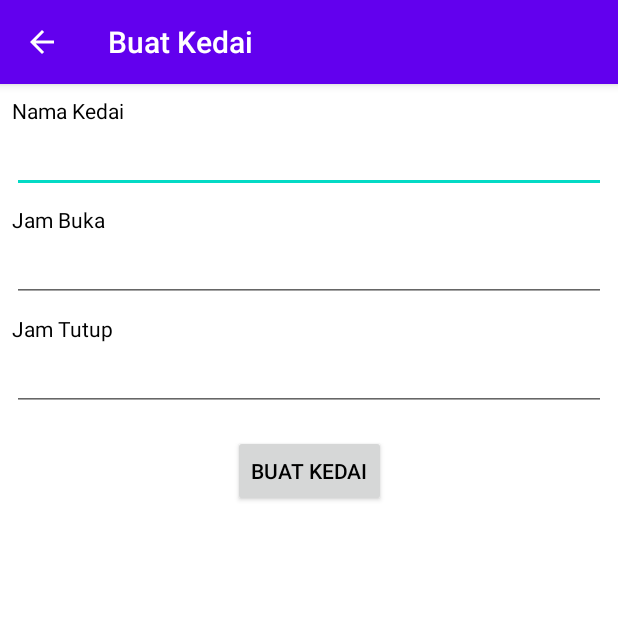
After one commit to asengsaragih/AndroidKedaiAsikApp, an Android app: the RegisterStoreActivity screen opened directly, with no data from a screen before it, on a phone screen of 412 x 824 dp, the top half of it. The commit adds this screen. Run offline under Robolectric (Android 15) with nearby library versions, the phone set to English and light mode, and no system bars; our stand-ins replace Firebase (no records; nobody signed in at launch, a user with empty details on screens opened directly).

Commit message:
add: Register store function

```diff
--- /dev/null
+++ b/app/src/main/java/com/suncode/kedaiasik/RegisterStoreActivity.java
@@ -0,0 +1,110 @@
+package com.suncode.kedaiasik;
+
+import android.app.TimePickerDialog;
+import android.content.Intent;
+import android.os.Bundle;
+import android.widget.Button;
+import android.widget.EditText;
+
+import androidx.annotation.NonNull;
+
+import com.google.android.gms.tasks.OnCompleteListener;
+import com.google.android.gms.tasks.Task;
+import com.google.firebase.database.DatabaseReference;
+import com.suncode.kedaiasik.base.BaseActivity;
+import com.suncode.kedaiasik.base.Constant;
+import com.suncode.kedaiasik.model.Store;
+
+import java.text.SimpleDateFormat;
+import java.util.Calendar;
+import java.util.Locale;
+import java.util.Objects;
+
+public class RegisterStoreActivity extends BaseActivity {
+
+    private EditText mNameEdittext;
+    private EditText mOpenTimeEdittext;
+    private EditText mCloseTimeEdittext;
+    private Button mRegisterStoreButton;
+
+    @Override
+    protected void onCreate(Bundle savedInstanceState) {
+        super.onCreate(savedInstanceState);
+        setContentView(R.layout.activity_register_store);
+
+        mNameEdittext = findViewById(R.id.editText_register_store_name);
+        mOpenTimeEdittext = findViewById(R.id.editText_register_store_open);
+        mCloseTimeEdittext = findViewById(R.id.editText_register_store_close);
+        mRegisterStoreButton = findViewById(R.id.button_register_store);
+
+        mRegisterStoreButton.setOnClickListener(v -> createStore());
+
+        //pick open and close time
+        timePicker(mOpenTimeEdittext);
+        timePicker(mCloseTimeEdittext);
+    }
+
+    private void createStore() {
+        if (isEditTextEmpty(mNameEdittext) || isEditTextEmpty(mOpenTimeEdittext) || isEditTextEmpty(mCloseTimeEdittext)) {
+            toast(getString(R.string.err_empty_form));
+            return;
+        }
+
+        String name = mNameEdittext.getText().toString();
+        String open = mOpenTimeEdittext.getText().toString();
+        String close = mCloseTimeEdittext.getText().toString();
+
+        DatabaseReference reference = mDatabase.getReference().child(Constant.STORE);
+        String storeID = reference.push().getKey();
+
+        Store store = new Store(name, open, close);
+
+        reference.child(storeID).setValue(store)
+                .addOnCompleteListener(task -> {
+                    if (!task.isSuccessful())
+                        return;
+
+                    updateStoreIdInUserRoot(storeID);
+                })
+                .addOnFailureListener(e -> {
+                    toast(e.getMessage());
+                });
+    }
+
+    private void updateStoreIdInUserRoot(String storeId) {
+        DatabaseReference reference = mDatabase.getReference().child(Constant.USER).child(userID).child(Constant.STORE_ID);
+        reference.setValue(storeId)
+                .addOnCompleteListener(task -> {
+                    if (!task.isSuccessful())
+                        return;
+
+                    toast("Berhasil membuat Toko");
+                    finish();
+                })
+                .addOnFailureListener(e -> {
+                    toast(e.getMessage());
+                });
+    }
+
+    private void timePicker(EditText editText) {
+        //get calendar
+        Calendar calendar = Calendar.getInstance();
+
+        //time pattren
+        SimpleDateFormat simpleDateFormat = new SimpleDateFormat("HH:mm", Locale.getDefault());
+
+        //listener
+        TimePickerDialog.OnTimeSetListener listener = (view, hourOfDay, minute) -> {
+            calendar.set(Calendar.HOUR_OF_DAY, hourOfDay);
+            calendar.set(Calendar.MINUTE, minute);
+
+            //set new date on edittext
+            editText.setText(simpleDateFormat.format(calendar.getTime()));
+        };
+
+        //execute / open time picker dialog
+        editText.setOnClickListener(v -> {
+            new TimePickerDialog(RegisterStoreActivity.this, listener, calendar.get(Calendar.HOUR_OF_DAY), calendar.get(Calendar.MINUTE), true).show();
+        });
+    }
+}
--- a/app/src/main/java/com/suncode/kedaiasik/SignupActivity.java
+++ b/app/src/main/java/com/suncode/kedaiasik/SignupActivity.java
@@ -135,11 +135,6 @@ public class SignupActivity extends BaseActivity {
                 });
     }
 
-    private boolean isEditTextEmpty(EditText editText) {
-        //function for check edittext value
-        return TextUtils.isEmpty(editText.getText().toString());
-    }
-
     @Override
     protected void onStart() {
         super.onStart();
--- a/app/src/main/java/com/suncode/kedaiasik/base/BaseActivity.java
+++ b/app/src/main/java/com/suncode/kedaiasik/base/BaseActivity.java
@@ -1,7 +1,8 @@
 package com.suncode.kedaiasik.base;
 
-import android.content.Intent;
 import android.os.Bundle;
+import android.text.TextUtils;
+import android.widget.EditText;
 import android.widget.Toast;
 
 import androidx.annotation.Nullable;
@@ -16,6 +17,7 @@ public class BaseActivity extends AppCompatActivity {
     protected AppCompatActivity mActivity;
     protected FirebaseDatabase mDatabase;
     protected FirebaseAuth mAuth;
+    protected String userID;
 
     @Override
     protected void onCreate(@Nullable Bundle savedInstanceState) {
@@ -25,6 +27,9 @@ public class BaseActivity extends AppCompatActivity {
         //firebase initalize
         mDatabase = FirebaseDatabase.getInstance();
         mAuth = FirebaseAuth.getInstance();
+
+        if (mAuth.getCurrentUser() != null)
+            userID = mAuth.getCurrentUser().getUid();
     }
 
     protected void toast(String message) {
@@ -38,4 +43,9 @@ public class BaseActivity extends AppCompatActivity {
 
         return builder;
     }
+
+    protected boolean isEditTextEmpty(EditText editText) {
+        //function for check edittext value
+        return TextUtils.isEmpty(editText.getText().toString());
+    }
 }
--- a/app/src/main/java/com/suncode/kedaiasik/base/Constant.java
+++ b/app/src/main/java/com/suncode/kedaiasik/base/Constant.java
@@ -10,4 +10,6 @@ public class Constant {
 
     public static final String USER = "User";
     public static final String STORE = "Store";
+    public static final String STORE_ID = "storeID";
+    public static final String INTENT_TO_STORE = "intent_store_id_to_store_activity";
 }
--- a/app/src/main/java/com/suncode/kedaiasik/model/User.java
+++ b/app/src/main/java/com/suncode/kedaiasik/model/User.java
@@ -1,4 +1,6 @@
 package com.suncode.kedaiasik.model;
+
+import androidx.annotation.Nullable;
 
 import com.google.firebase.database.IgnoreExtraProperties;
 
@@ -9,6 +11,8 @@ public class User implements Serializable {
     private String name;
     private String phone;
     private String email;
+
+    @Nullable
     private String storeID;
 
     public User() {
@@ -33,6 +37,7 @@ public class User implements Serializable {
         return email;
     }
 
+    @Nullable
     public String getStoreID() {
         return storeID;
     }
--- /dev/null
+++ b/app/src/main/res/layout/activity_register_store.xml
@@ -0,0 +1,101 @@
+<?xml version="1.0" encoding="utf-8"?>
+<ScrollView xmlns:android="http://schemas.android.com/apk/res/android"
+    android:layout_width="match_parent"
+    android:layout_height="match_parent"
+    android:background="@android:color/white">
+
+    <androidx.constraintlayout.widget.ConstraintLayout xmlns:app="http://schemas.android.com/apk/res-auto"
+        xmlns:tools="http://schemas.android.com/tools"
+        android:layout_width="match_parent"
+        android:layout_height="wrap_content"
+        tools:context=".RegisterStoreActivity">
+
+        <Button
+            android:id="@+id/button_register_store"
+            android:layout_width="wrap_content"
+            android:layout_height="wrap_content"
+            android:layout_marginTop="16dp"
+            android:layout_marginBottom="8dp"
+            android:text="@string/register_store"
+            app:layout_constraintBottom_toBottomOf="parent"
+            app:layout_constraintEnd_toEndOf="parent"
+            app:layout_constraintStart_toStartOf="parent"
+            app:layout_constraintTop_toBottomOf="@+id/editText_register_store_close" />
+
+        <EditText
+            android:id="@+id/editText_register_store_open"
+            android:layout_width="0dp"
+            android:layout_height="wrap_content"
+            android:layout_marginStart="8dp"
+            android:layout_marginEnd="8dp"
+            android:ems="10"
+            android:focusable="false"
+            android:inputType="none"
+            app:layout_constraintEnd_toEndOf="parent"
+            app:layout_constraintStart_toStartOf="parent"
+            app:layout_constraintTop_toBottomOf="@+id/textView_register_store_open_title" />
+
+        <EditText
+            android:id="@+id/editText_register_store_close"
+            android:layout_width="0dp"
+            android:layout_height="wrap_content"
+            android:layout_marginStart="8dp"
+            android:layout_marginEnd="8dp"
+            android:ems="10"
+            android:focusable="false"
+            android:inputType="none"
+            app:layout_constraintEnd_toEndOf="parent"
+            app:layout_constraintStart_toStartOf="parent"
+            app:layout_constraintTop_toBottomOf="@+id/textView_register_store_close_title" />
+
+        <EditText
+            android:id="@+id/editText_register_store_name"
+            android:layout_width="0dp"
+            android:layout_height="wrap_content"
+            android:layout_marginStart="8dp"
+            android:layout_marginEnd="8dp"
+            android:ems="10"
+            android:inputType="text"
+            app:layout_constraintEnd_toEndOf="parent"
+            app:layout_constraintStart_toStartOf="parent"
+            app:layout_constraintTop_toBottomOf="@+id/textView_register_store_name_title" />
+
+        <TextView
+            android:id="@+id/textView_register_store_close_title"
+            android:layout_width="0dp"
+            android:layout_height="wrap_content"
+            android:layout_marginStart="8dp"
+            android:layout_marginTop="8dp"
+            android:layout_marginEnd="8dp"
+            android:text="@string/closing_store"
+            app:layout_constraintEnd_toEndOf="parent"
+            app:layout_constraintStart_toStartOf="parent"
+            app:layout_constraintTop_toBottomOf="@+id/editText_register_store_open" />
+
+        <TextView
+            android:id="@+id/textView_register_store_open_title"
+            android:layout_width="0dp"
+            android:layout_height="wrap_content"
+            android:layout_marginStart="8dp"
+            android:layout_marginTop="8dp"
+            android:layout_marginEnd="8dp"
+            android:text="@string/opening_store"
+            app:layout_constraintEnd_toEndOf="parent"
+            app:layout_constraintStart_toStartOf="parent"
+            app:layout_constraintTop_toBottomOf="@+id/editText_register_store_name" />
+
+        <TextView
+            android:id="@+id/textView_register_store_name_title"
+            android:layout_width="0dp"
+            android:layout_height="wrap_content"
+            android:layout_marginStart="8dp"
+            android:layout_marginTop="8dp"
+            android:layout_marginEnd="8dp"
+            android:text="@string/store_name"
+            app:layout_constraintEnd_toEndOf="parent"
+            app:layout_constraintStart_toStartOf="parent"
+            app:layout_constraintTop_toTopOf="parent" />
+
+    </androidx.constraintlayout.widget.ConstraintLayout>
+
+</ScrollView>
--- a/app/src/main/res/menu/main_menu.xml
+++ b/app/src/main/res/menu/main_menu.xml
@@ -1,6 +1,11 @@
 <?xml version="1.0" encoding="utf-8"?>
 <menu xmlns:android="http://schemas.android.com/apk/res/android"
     xmlns:app="http://schemas.android.com/apk/res-auto">
+    <item
+        android:id="@+id/action_store"
+        android:title="@string/store"
+        app:showAsAction="never"/>
+
     <item
         android:id="@+id/action_signout"
         android:title="@string/signout"
--- a/app/src/main/res/values/strings.xml
+++ b/app/src/main/res/values/strings.xml
@@ -28,4 +28,10 @@
 
     <string name="signout_dialog_title">Keluar?</string>
     <string name="signout_dialog_message">Akun anda akan dikeluarkan dari aplikasi</string>
+
+    <string name="store">Toko Sendiri</string>
+    <string name="register_store">Buat Kedai</string>
+    <string name="store_name">Nama Kedai</string>
+    <string name="opening_store">Jam Buka</string>
+    <string name="closing_store">Jam Tutup</string>
 </resources>
```
Also changed, not shown: app/src/main/AndroidManifest.xml (+13 -8 lines), app/src/main/java/com/suncode/kedaiasik/MainActivity.java (+47 -0 lines), app/src/main/java/com/suncode/kedaiasik/StoreActivity.java (added, +70 -0 lines), app/src/main/java/com/suncode/kedaiasik/model/Menu.java (added, +38 -0 lines), app/src/main/java/com/suncode/kedaiasik/model/Store.java (added, +39 -0 lines), app/src/main/res/layout/activity_store.xml (added, +9 -0 lines).
